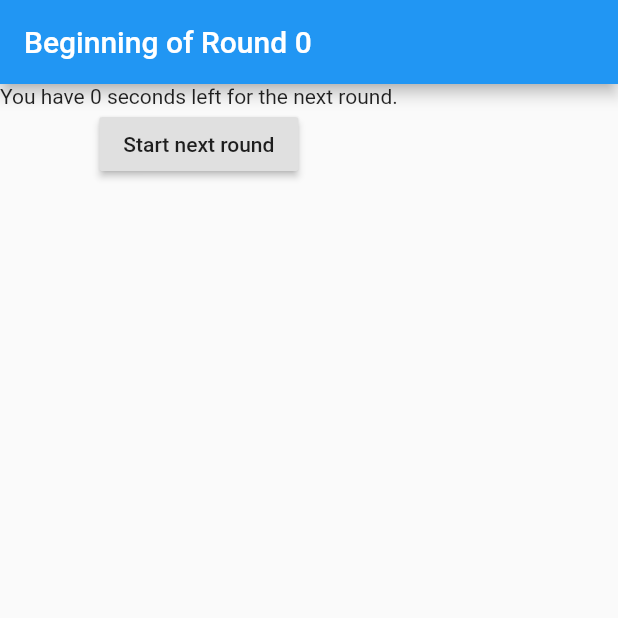
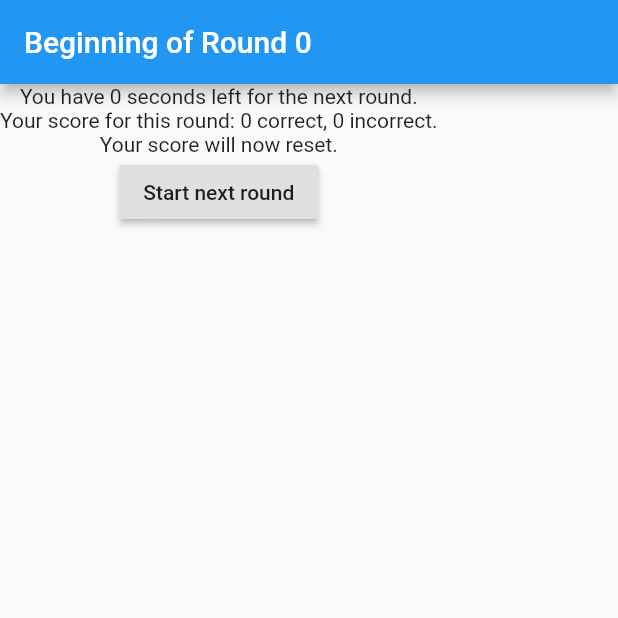
Before and after one commit to evanpon/celebrity, a Flutter app: the StartRoundRoute screen opened directly with empty values, on a phone screen of 412 x 824 dp, the top half of it. Run offline on Flutter 3.47's test engine with Material 2 defaults, Android fonts, the light colour scheme and no system bars; our stand-ins replace cloud_firestore, firebase_core; accounts and stored records are empty.

Commit message:
Reset score anytime a round changes to mimic the behavior when playing with strips of paper.

```diff
--- a/lib/play_game.dart
+++ b/lib/play_game.dart
@@ -19,8 +19,8 @@
 class PlayGameState extends State<PlayGameRoute> {
   Celebrity _celebrity;
   int _timeLeft;
-  int _correct;
-  int _incorrect;
+  int _correct = 0;
+  int _incorrect = 0;
   List<Celebrity> _celebrities;
   List<Celebrity> _correctCelebs = [];
   List<Celebrity> _incorrectCelebs = [];
@@ -30,8 +30,6 @@
   void initState() {
     GameState state = widget.state;
     _timeLeft = state.time;
-    _correct = state.correct;
-    _incorrect = state.incorrect;
     loadCelebrities();
     super.initState();
   }
--- a/lib/start_round.dart
+++ b/lib/start_round.dart
@@ -14,15 +14,21 @@
 
   @override
   Widget build(BuildContext context) {
+    List<Widget> columnChildren = [
+      Text("You have ${state.time} seconds left for the next round."),
+      Text(
+          "Your score for this round: ${state.correct} correct, ${state.incorrect} incorrect."),
+      Text("Your score will now reset."),
+      RaisedButton(
+          onPressed: () => {play(context)}, child: Text("Start next round")),
+    ];
+
+    Column column;
     return Scaffold(
       appBar: AppBar(
         title: Text("Beginning of Round ${state.round}"),
       ),
-      body: Column(children: [
-        Text("You have ${state.time} seconds left for the next round."),
-        RaisedButton(
-            onPressed: () => {play(context)}, child: Text("Start next round")),
-      ]),
+      body: Column(children: columnChildren),
     );
   }
 }
```
